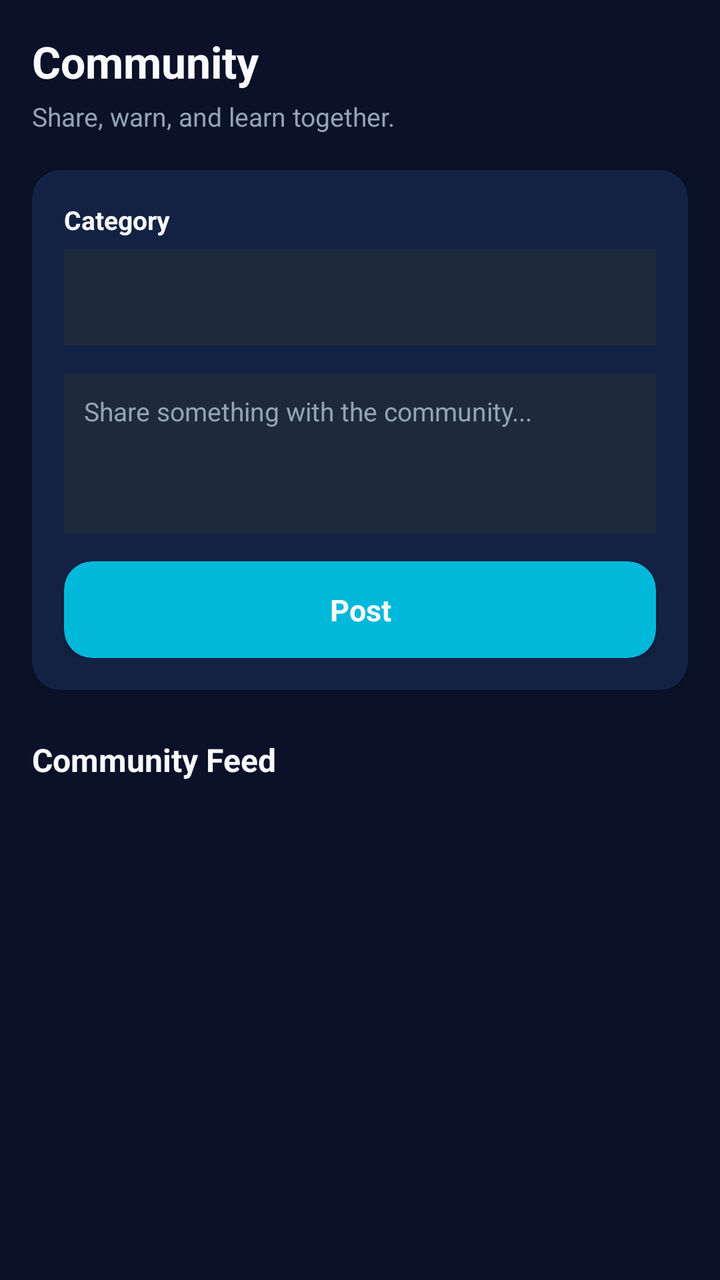
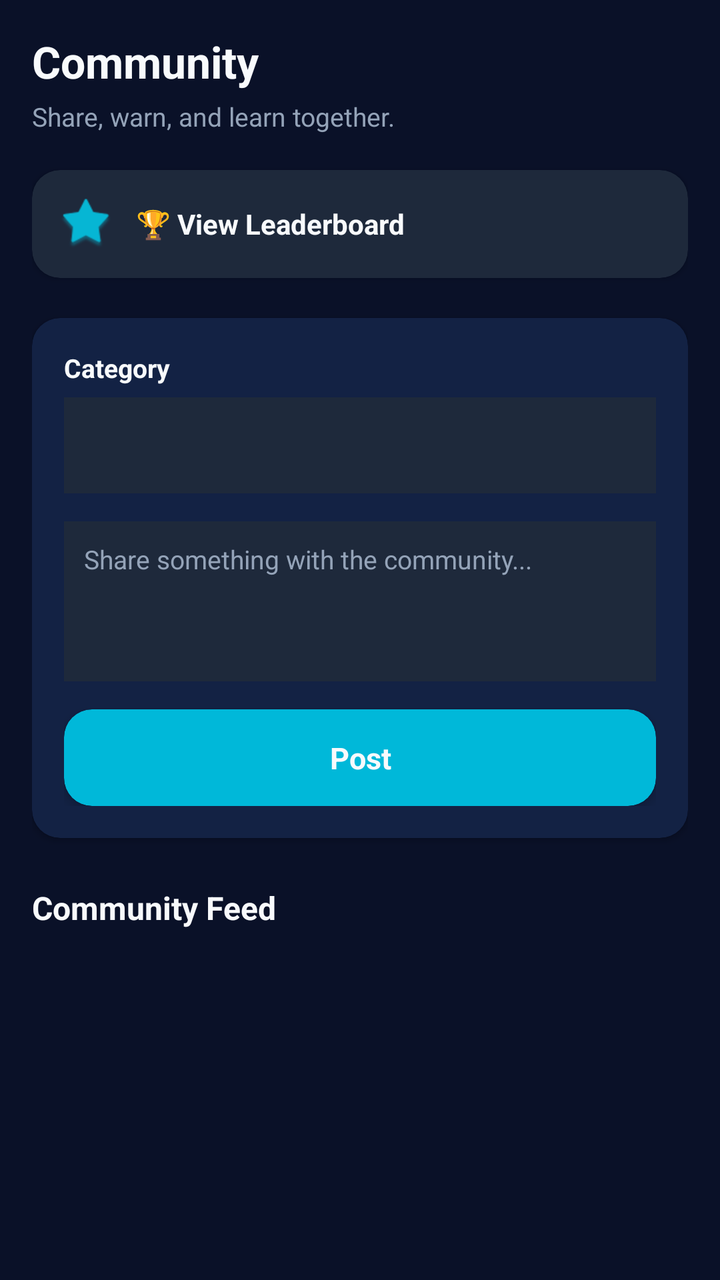

Compare the two renders of this Android layout. The source of the first and the diff that turns it into the second are given below.
<!-- AndroidManifest.xml: application theme Theme.CyberShieldCommunity -->
<!-- res/layout/fragment_community.xml -->
<?xml version="1.0" encoding="utf-8"?>
<androidx.core.widget.NestedScrollView xmlns:android="http://schemas.android.com/apk/res/android"
    xmlns:app="http://schemas.android.com/apk/res-auto"
    android:layout_width="match_parent"
    android:layout_height="match_parent"
    android:background="@color/background"
    android:fillViewport="true">

    <LinearLayout
        android:layout_width="match_parent"
        android:layout_height="wrap_content"
        android:orientation="vertical"
        android:padding="16dp">

        <TextView
            android:layout_width="wrap_content"
            android:layout_height="wrap_content"
            android:text="Community"
            android:textColor="@color/text_primary"
            android:textSize="22sp"
            android:textStyle="bold" />

        <TextView
            android:layout_width="wrap_content"
            android:layout_height="wrap_content"
            android:layout_marginTop="4dp"
            android:layout_marginBottom="18dp"
            android:text="Share, warn, and learn together."
            android:textColor="@color/txtSecond"
            android:textSize="13sp" />

        <androidx.cardview.widget.CardView
            android:layout_width="match_parent"
            android:layout_height="wrap_content"
            android:layout_marginBottom="24dp"
            app:cardBackgroundColor="@color/card_background"
            app:cardCornerRadius="14dp"
            app:cardElevation="2dp">

            <LinearLayout
                android:layout_width="match_parent"
                android:layout_height="wrap_content"
                android:orientation="vertical"
                android:padding="16dp">

                <TextView
                    android:layout_width="wrap_content"
                    android:layout_height="wrap_content"
                    android:text="Category"
                    android:textColor="@color/text_primary"
                    android:textSize="13sp"
                    android:textStyle="bold" />

                <Spinner
                    android:id="@+id/spinnerPostCategory"
                    android:layout_width="match_parent"
                    android:layout_height="48dp"
                    android:layout_marginTop="6dp"
                    android:background="@color/surface"
                    android:padding="8dp" />

                <EditText
                    android:id="@+id/etPostText"
                    android:layout_width="match_parent"
                    android:layout_height="80dp"
                    android:layout_marginTop="14dp"
                    android:background="@color/surface"
                    android:gravity="top|start"
                    android:hint="Share something with the community..."
                    android:inputType="textMultiLine"
                    android:padding="10dp"
                    android:textColor="@color/text_primary"
                    android:textColorHint="@color/txtSecond"
                    android:textSize="13sp" />

                <androidx.cardview.widget.CardView
                    android:id="@+id/cardSubmitPost"
                    android:layout_width="match_parent"
                    android:layout_height="wrap_content"
                    android:layout_marginTop="14dp"
                    android:clickable="true"
                    android:focusable="true"
                    android:foreground="?attr/selectableItemBackground"
                    app:cardBackgroundColor="@color/primary"
                    app:cardCornerRadius="14dp"
                    app:cardElevation="3dp">

                    <TextView
                        android:layout_width="match_parent"
                        android:layout_height="wrap_content"
                        android:gravity="center"
                        android:padding="14dp"
                        android:text="Post"
                        android:textColor="@color/text_primary"
                        android:textSize="15sp"
                        android:textStyle="bold" />
                </androidx.cardview.widget.CardView>

            </LinearLayout>
        </androidx.cardview.widget.CardView>

        <TextView
            android:layout_width="wrap_content"
            android:layout_height="wrap_content"
            android:layout_marginBottom="10dp"
            android:text="Community Feed"
            android:textColor="@color/text_primary"
            android:textSize="16sp"
            android:textStyle="bold" />

        <TextView
            android:id="@+id/tvNoPosts"
            android:layout_width="wrap_content"
            android:layout_height="wrap_content"
            android:layout_marginBottom="10dp"
            android:text="No posts yet — be the first to share!"
            android:textColor="@color/txtSecond"
            android:textSize="13sp"
            android:visibility="gone" />

        <LinearLayout
            android:id="@+id/llCommunityFeed"
            android:layout_width="match_parent"
            android:layout_height="wrap_content"
            android:orientation="vertical" />

    </LinearLayout>
</androidx.core.widget.NestedScrollView>
<!-- resources referenced by this layout -->
<resources>
  <color name="background">#0A1128 </color>
  <color name="card_background">#132244 </color>
  <color name="primary">#00B8D9</color>
  <color name="surface">#1E293B</color>
  <color name="text_primary">#F8FAFC </color>
  <color name="txtSecond">#94A3B8</color>
  <style name="Theme.CyberShieldCommunity" parent="Base.Theme.CyberShieldCommunity" />
  <style name="Base.Theme.CyberShieldCommunity" parent="Theme.Material3.DayNight.NoActionBar">
          
          
      </style>
</resources>

<!-- the commit's change to res/layout/fragment_community.xml (unified diff, before → after) -->
@@ -28,6 +28,45 @@
             android:text="Share, warn, and learn together."
             android:textColor="@color/txtSecond"
             android:textSize="13sp" />
+
+        
+        <androidx.cardview.widget.CardView
+            android:id="@+id/cardViewLeaderboard"
+            android:layout_width="match_parent"
+            android:layout_height="wrap_content"
+            android:layout_marginBottom="20dp"
+            android:clickable="true"
+            android:focusable="true"
+            android:foreground="?attr/selectableItemBackground"
+            app:cardBackgroundColor="@color/surface"
+            app:cardCornerRadius="14dp"
+            app:cardElevation="2dp">
+
+            <LinearLayout
+                android:layout_width="match_parent"
+                android:layout_height="wrap_content"
+                android:gravity="center_vertical"
+                android:orientation="horizontal"
+                android:padding="14dp">
+
+                <ImageView
+                    android:layout_width="26dp"
+                    android:layout_height="26dp"
+                    android:src="@android:drawable/star_big_on"
+                    android:contentDescription="@null"
+                    app:tint="@color/accent" />
+
+                <TextView
+                    android:layout_width="0dp"
+                    android:layout_height="wrap_content"
+                    android:layout_weight="1"
+                    android:layout_marginStart="12dp"
+                    android:text="🏆 View Leaderboard"
+                    android:textColor="@color/text_primary"
+                    android:textSize="14sp"
+                    android:textStyle="bold" />
+            </LinearLayout>
+        </androidx.cardview.widget.CardView>
 
         <androidx.cardview.widget.CardView
             android:layout_width="match_parent"
<!-- resource entries referenced after the edit -->
@@ -1,5 +1,6 @@
 <!-- resources referenced by this layout -->
 <resources>
+  <color name="accent">#06B6D4</color>
   <color name="background">#0A1128 </color>
   <color name="card_background">#132244 </color>
   <color name="primary">#00B8D9</color>
